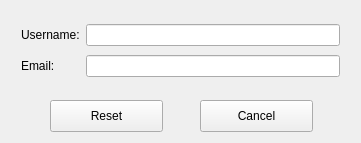
Qt form reset_password_window.ui (allenh1/timefuse-client) before a commit.
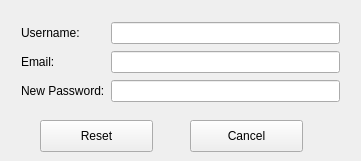
The same form after that commit.

```diff
--- a/reset_password_window.ui
+++ b/reset_password_window.ui
@@ -7,7 +7,7 @@
     <x>0</x>
     <y>0</y>
     <width>361</width>
-    <height>143</height>
+    <height>161</height>
    </rect>
   </property>
   <property name="windowTitle">
@@ -19,13 +19,23 @@
      <x>10</x>
      <y>10</y>
      <width>341</width>
-     <height>81</height>
+     <height>104</height>
     </rect>
    </property>
    <layout class="QGridLayout" name="gridLayout">
     <item row="1" column="1">
      <widget class="QLineEdit" name="email_input"/>
     </item>
+    <item row="2" column="1">
+     <widget class="QLineEdit" name="new_password_input"/>
+    </item>
+    <item row="2" column="0">
+     <widget class="QLabel" name="label_3">
+      <property name="text">
+       <string>New Password:</string>
+      </property>
+     </widget>
+    </item>
     <item row="0" column="0">
      <widget class="QLabel" name="label_2">
       <property name="text">
@@ -48,8 +58,8 @@
   <widget class="QPushButton" name="reset_button">
    <property name="geometry">
     <rect>
-     <x>50</x>
-     <y>100</y>
+     <x>40</x>
+     <y>120</y>
      <width>113</width>
      <height>32</height>
     </rect>
@@ -61,8 +71,8 @@
   <widget class="QPushButton" name="cancel_button">
    <property name="geometry">
     <rect>
-     <x>200</x>
-     <y>100</y>
+     <x>190</x>
+     <y>120</y>
      <width>113</width>
      <height>32</height>
     </rect>
```
